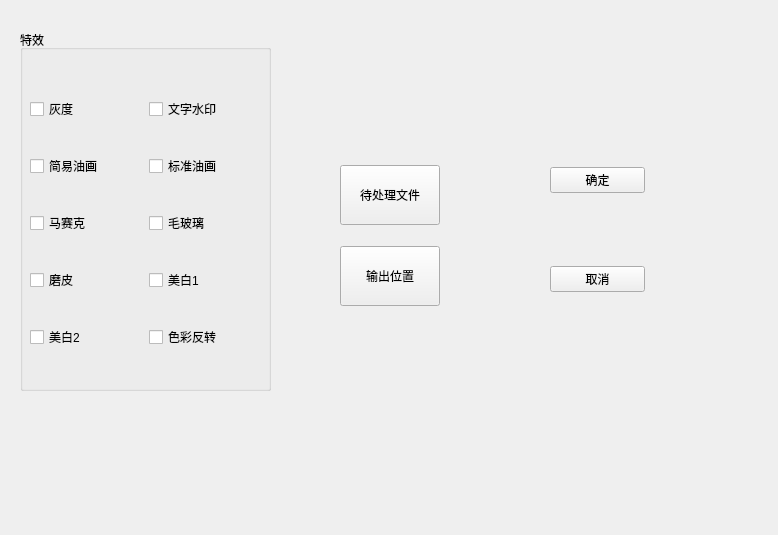
Qt form MultiMediaTool/src/gui/ui/picture.ui (xiehaode/MultimediaTools) before a commit.
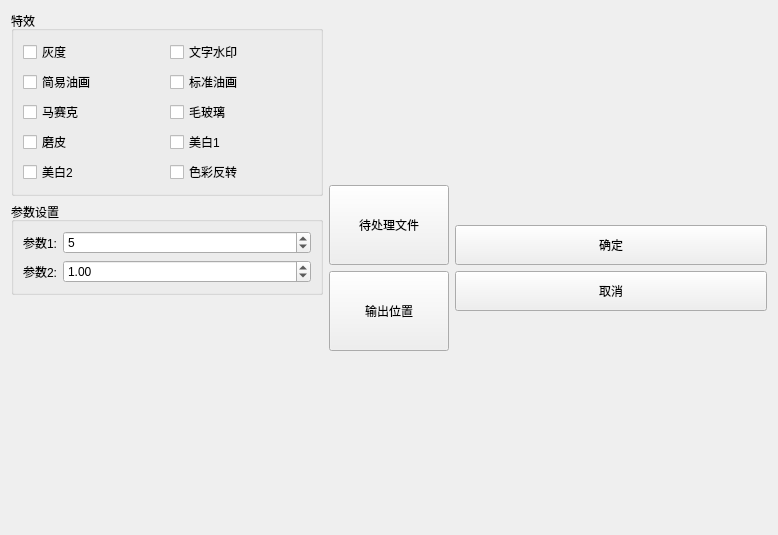
The same form after that commit. Icons and pictures are not drawn.

Patch:
```diff
--- a/MultiMediaTool/src/gui/ui/picture.ui
+++ b/MultiMediaTool/src/gui/ui/picture.ui
@@ -13,99 +13,14 @@
   <property name="windowTitle">
    <string>Form</string>
   </property>
-  <widget class="QWidget" name="layoutWidget">
-   <property name="geometry">
-    <rect>
-     <x>340</x>
-     <y>150</y>
-     <width>141</width>
-     <height>171</height>
-    </rect>
-   </property>
-   <layout class="QVBoxLayout" name="verticalLayout_3">
+  <layout class="QHBoxLayout" name="horizontalLayout_Main">
     <item>
-     <widget class="QToolButton" name="addFile">
-      <property name="minimumSize">
-       <size>
-        <width>100</width>
-        <height>60</height>
-       </size>
-      </property>
-      <property name="text">
-       <string>待处理文件</string>
-      </property>
-      <property name="icon">
-       <iconset>
-        <normaloff>:/rc/addFile.svg</normaloff>:/rc/addFile.svg</iconset>
-      </property>
-     </widget>
-    </item>
+    <layout class="QVBoxLayout" name="verticalLayout_Left">
     <item>
-     <widget class="QToolButton" name="exportFile">
-      <property name="minimumSize">
-       <size>
-        <width>100</width>
-        <height>60</height>
-       </size>
-      </property>
-      <property name="text">
-       <string>输出位置</string>
-      </property>
-      <property name="icon">
-       <iconset>
-        <normaloff>:/rc/export.svg</normaloff>:/rc/export.svg</iconset>
-      </property>
-     </widget>
-    </item>
-   </layout>
-  </widget>
-  <widget class="QWidget" name="layoutWidget_2">
-   <property name="geometry">
-    <rect>
-     <x>550</x>
-     <y>100</y>
-     <width>95</width>
-     <height>261</height>
-    </rect>
-   </property>
-   <layout class="QVBoxLayout" name="verticalLayout_2">
-    <item>
-     <widget class="QPushButton" name="ok">
-      <property name="text">
-       <string>确定</string>
-      </property>
-     </widget>
-    </item>
-    <item>
-     <widget class="QPushButton" name="cancel">
-      <property name="text">
-       <string>取消</string>
-      </property>
-     </widget>
-    </item>
-   </layout>
-  </widget>
   <widget class="QGroupBox" name="groupBox">
-   <property name="geometry">
-    <rect>
-     <x>20</x>
-     <y>30</y>
-     <width>251</width>
-     <height>361</height>
-    </rect>
-   </property>
    <property name="title">
     <string>特效</string>
    </property>
-   <widget class="QWidget" name="layoutWidget_3">
-    <property name="geometry">
-     <rect>
-      <x>10</x>
-      <y>40</y>
-      <width>231</width>
-      <height>311</height>
-     </rect>
-    </property>
     <layout class="QVBoxLayout" name="verticalLayout">
      <item>
       <layout class="QHBoxLayout" name="horizontalLayout">
@@ -199,7 +114,192 @@
      </item>
     </layout>
    </widget>
-  </widget>
+     </item>
+     <item>
+      <widget class="QGroupBox" name="paramGroupBox">
+       <property name="title">
+        <string>参数设置</string>
+       </property>
+       <layout class="QFormLayout" name="formLayout">
+        <item row="0" column="0">
+         <widget class="QLabel" name="param1Label">
+          <property name="text">
+           <string>参数1:</string>
+          </property>
+         </widget>
+        </item>
+        <item row="0" column="1">
+         <widget class="QSpinBox" name="param1SpinBox">
+          <property name="minimum">
+           <number>1</number>
+          </property>
+          <property name="value">
+           <number>5</number>
+          </property>
+         </widget>
+        </item>
+        <item row="1" column="0">
+         <widget class="QLabel" name="param2Label">
+          <property name="text">
+           <string>参数2:</string>
+          </property>
+         </widget>
+        </item>
+        <item row="1" column="1">
+         <widget class="QDoubleSpinBox" name="param2SpinBox">
+          <property name="singleStep">
+           <double>0.100000000000000</double>
+          </property>
+          <property name="value">
+           <double>1.000000000000000</double>
+          </property>
+         </widget>
+        </item>
+       </layout>
+      </widget>
+     </item>
+     <item>
+      <spacer name="verticalSpacer">
+       <property name="orientation">
+        <enum>Qt::Vertical</enum>
+       </property>
+       <property name="sizeHint" stdset="0">
+        <size>
+         <width>20</width>
+         <height>40</height>
+        </size>
+       </property>
+      </spacer>
+     </item>
+    </layout>
+   </item>
+   <item>
+    <layout class="QVBoxLayout" name="verticalLayout_Center">
+     <item>
+      <spacer name="verticalSpacer_2">
+       <property name="orientation">
+        <enum>Qt::Vertical</enum>
+       </property>
+       <property name="sizeHint" stdset="0">
+        <size>
+         <width>20</width>
+         <height>40</height>
+        </size>
+       </property>
+      </spacer>
+     </item>
+     <item>
+      <widget class="QToolButton" name="addFile">
+       <property name="minimumSize">
+        <size>
+         <width>120</width>
+         <height>80</height>
+        </size>
+       </property>
+       <property name="text">
+        <string>待处理文件</string>
+       </property>
+       <property name="icon">
+        <iconset>
+         <normaloff>:/rc/addFile.svg</normaloff>:/rc/addFile.svg</iconset>
+       </property>
+       <property name="toolButtonStyle">
+        <enum>Qt::ToolButtonTextUnderIcon</enum>
+       </property>
+      </widget>
+     </item>
+     <item>
+      <widget class="QToolButton" name="exportFile">
+       <property name="minimumSize">
+        <size>
+         <width>120</width>
+         <height>80</height>
+        </size>
+       </property>
+       <property name="text">
+        <string>输出位置</string>
+       </property>
+       <property name="icon">
+        <iconset>
+         <normaloff>:/rc/export.svg</normaloff>:/rc/export.svg</iconset>
+       </property>
+       <property name="toolButtonStyle">
+        <enum>Qt::ToolButtonTextUnderIcon</enum>
+       </property>
+      </widget>
+     </item>
+     <item>
+      <spacer name="verticalSpacer_3">
+       <property name="orientation">
+        <enum>Qt::Vertical</enum>
+       </property>
+       <property name="sizeHint" stdset="0">
+        <size>
+         <width>20</width>
+         <height>40</height>
+        </size>
+       </property>
+      </spacer>
+     </item>
+    </layout>
+   </item>
+   <item>
+    <layout class="QVBoxLayout" name="verticalLayout_Right">
+     <item>
+      <spacer name="verticalSpacer_4">
+       <property name="orientation">
+        <enum>Qt::Vertical</enum>
+       </property>
+       <property name="sizeHint" stdset="0">
+        <size>
+         <width>20</width>
+         <height>40</height>
+        </size>
+       </property>
+      </spacer>
+     </item>
+     <item>
+      <widget class="QPushButton" name="ok">
+       <property name="minimumSize">
+        <size>
+         <width>100</width>
+         <height>40</height>
+        </size>
+       </property>
+       <property name="text">
+        <string>确定</string>
+       </property>
+      </widget>
+     </item>
+     <item>
+      <widget class="QPushButton" name="cancel">
+       <property name="minimumSize">
+        <size>
+         <width>100</width>
+         <height>40</height>
+        </size>
+       </property>
+       <property name="text">
+        <string>取消</string>
+       </property>
+      </widget>
+     </item>
+     <item>
+      <spacer name="verticalSpacer_5">
+       <property name="orientation">
+        <enum>Qt::Vertical</enum>
+       </property>
+       <property name="sizeHint" stdset="0">
+        <size>
+         <width>20</width>
+         <height>40</height>
+        </size>
+       </property>
+      </spacer>
+     </item>
+    </layout>
+   </item>
+  </layout>
  </widget>
  <resources/>
  <connections/>
```
Lines whose indentation alone changed are shown as unchanged.
